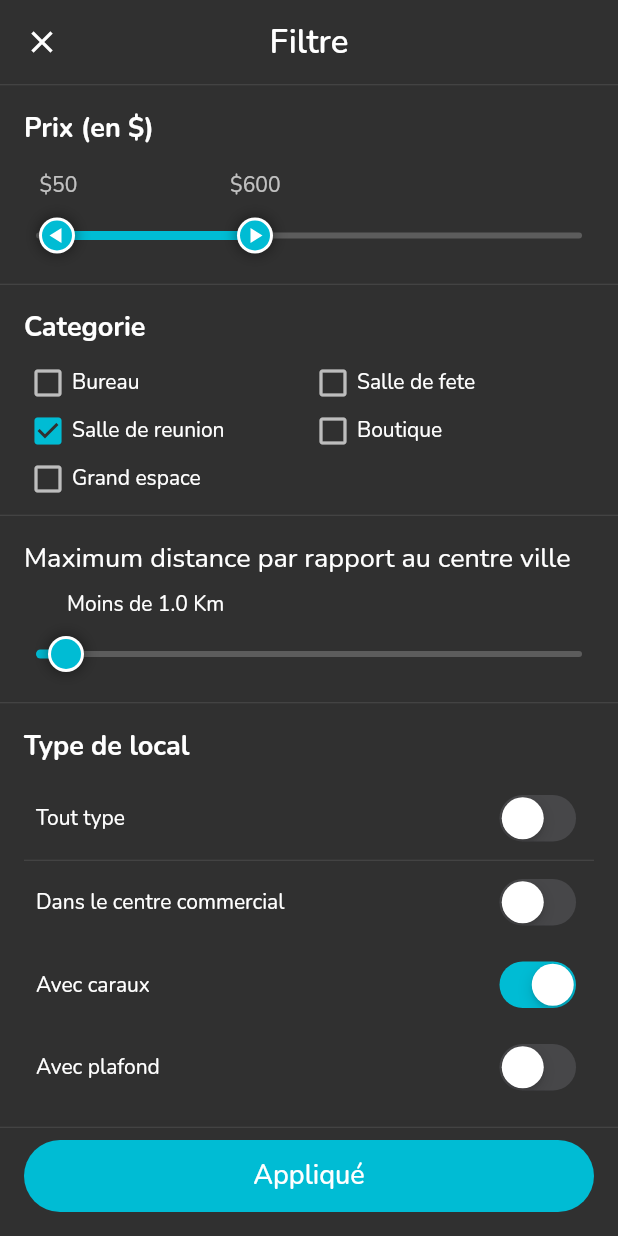
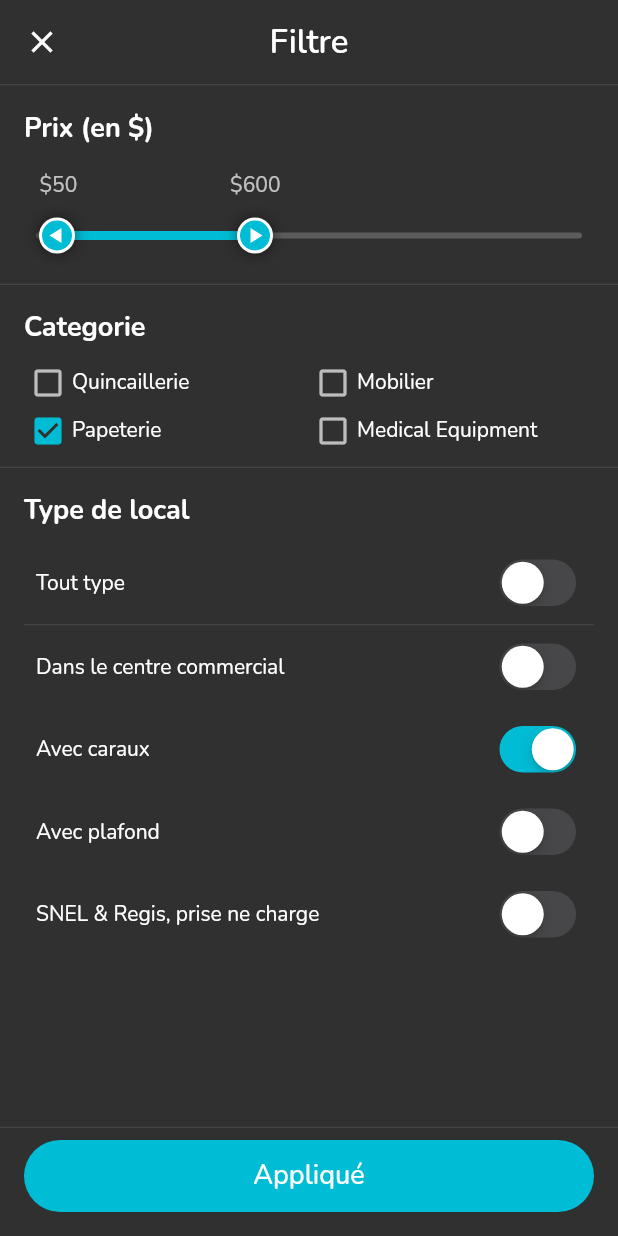
Before and after one commit to lordyhas/quinmat-manager, a Flutter app: the FiltersScreen screen opened directly, on a phone screen of 412 x 824 dp. Run offline on Flutter 3.47's test engine with Material 2 defaults, Android fonts, the phone set to English and light mode, and no system bars; our stand-ins replace cloud_firestore, dotted_border, equatable, firebase_auth, firebase_core, flutter_bloc and 15 more; missing offline and left inert: achievement_view, pedantic, utils_component; accounts and stored records are empty; generated files the repository leaves out were written again.

Commit message:
version : 0.1.2+6

```diff
--- a/lib/src/home_page/products/filters_screen.dart
+++ b/lib/src/home_page/products/filters_screen.dart
@@ -91,8 +91,8 @@ class _FiltersScreenState extends  State<FiltersScreen> {
                       priceBarFilter(),
                       const Divider(height: 1),
                       popularFilter(),
-                      const Divider(height: 1),
-                      distanceViewUI(),
+                      //const Divider(height: 1),
+                      //distanceViewUI(),
                       const Divider(height: 1),
                       shopFilterUI()
                     ],
@@ -494,25 +494,22 @@ class _FiltersScreenState extends  State<FiltersScreen> {
   List<PopularFilterListData> popularFList(){
     return <PopularFilterListData>[
       PopularFilterListData(
-        titleTxt: "Bureau",
+        titleTxt: "Quincaillerie",
         isSelected: false,
       ),
       PopularFilterListData(
-        titleTxt: "Salle de fete",
+        titleTxt: "Mobilier",
         isSelected: false,
       ),
       PopularFilterListData(
-        titleTxt: "Salle de reunion",
+        titleTxt: "Papeterie",
         isSelected: true,
       ),
       PopularFilterListData(
-        titleTxt: "Boutique",
+        titleTxt: "Medical Equipment",
         isSelected: false,
       ),
-      PopularFilterListData(
-        titleTxt: "Grand espace",
-        isSelected: false,
-      ),
+
     ];
   }
 
--- a/pubspec.yaml
+++ b/pubspec.yaml
@@ -16,7 +16,7 @@ publish_to: 'none' # Remove this line if you wish to publish to pub.dev
 # https://developer.apple.com/library/archive/documentation/General/Reference/InfoPlistKeyReference/Articles/CoreFoundationKeys.html
 # In Windows, build-name is used as the major, minor, and patch parts
 # of the product and file versions while build-number is used as the build suffix.
-version: 0.1.2+5
+version: 0.1.2+6
 
 environment:
   sdk: '>=2.19.3 <3.0.0'
@@ -124,9 +124,11 @@ flutter:
   assets:
     - assets/
     - assets/img/
+    - assets/img/qmt-batiment.jpg
     - assets/local/
     - assets/vector/
     - assets/avatar/
+    - assets/qp/
     - assets/icon_app.png
 
 
```
